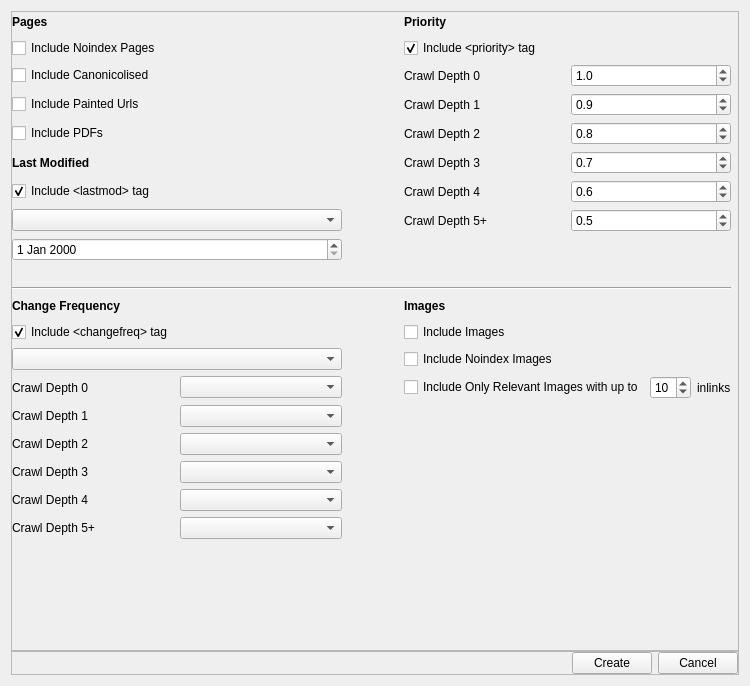
First picture: the form in seospider/ui/site_map_creator_dialog.ui, repository andrascii/RiveSolutions_SEO_Spider, before the edit.
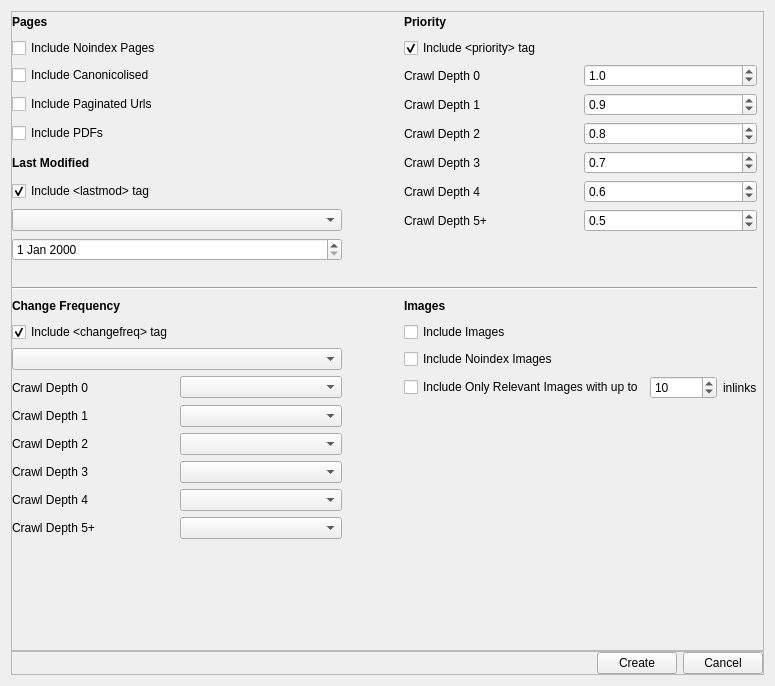
Second picture: the form after the edit.

Patch:
```diff
--- a/seospider/ui/site_map_creator_dialog.ui
+++ b/seospider/ui/site_map_creator_dialog.ui
@@ -174,7 +174,7 @@
         <item row="3" column="0">
          <widget class="QCheckBox" name="includePaintedUrlsCheckBox">
           <property name="text">
-           <string>Include Painted Urls</string>
+           <string>Include Paginated Urls</string>
           </property>
          </widget>
         </item>
@@ -377,6 +377,9 @@
           </item>
           <item>
            <widget class="QSpinBox" name="inlinksSpinBox">
+            <property name="maximum">
+             <number>100000</number>
+            </property>
             <property name="value">
              <number>10</number>
             </property>
```
Left out of the diff: 19 changed lines with no effect on the pictures.
